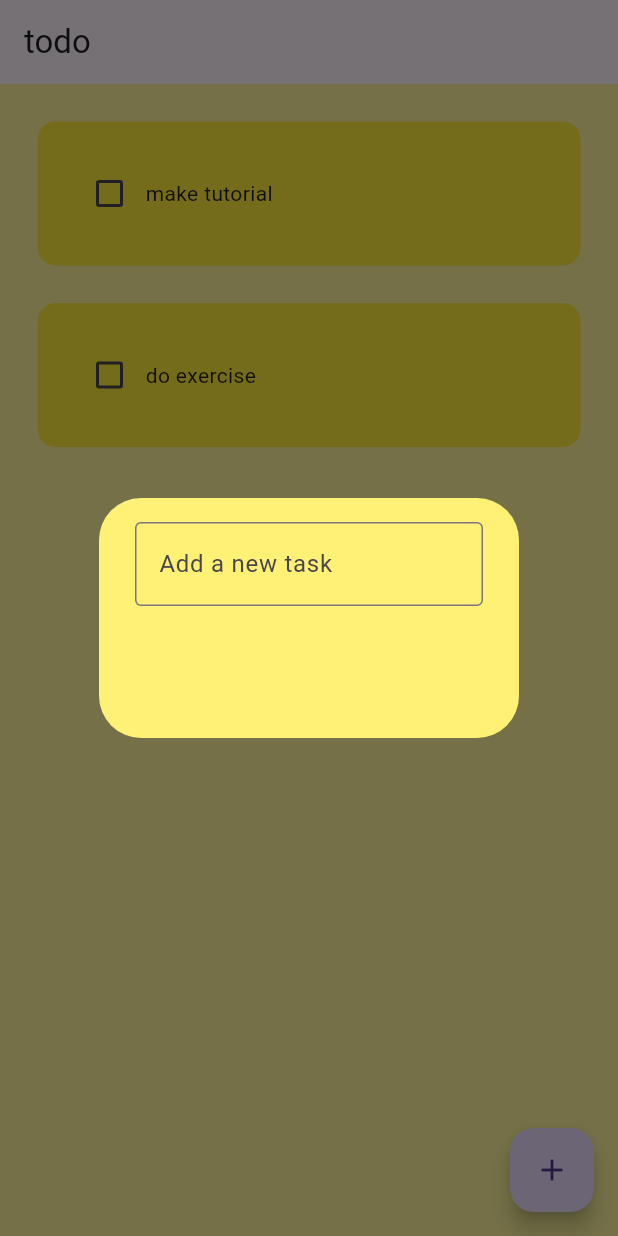
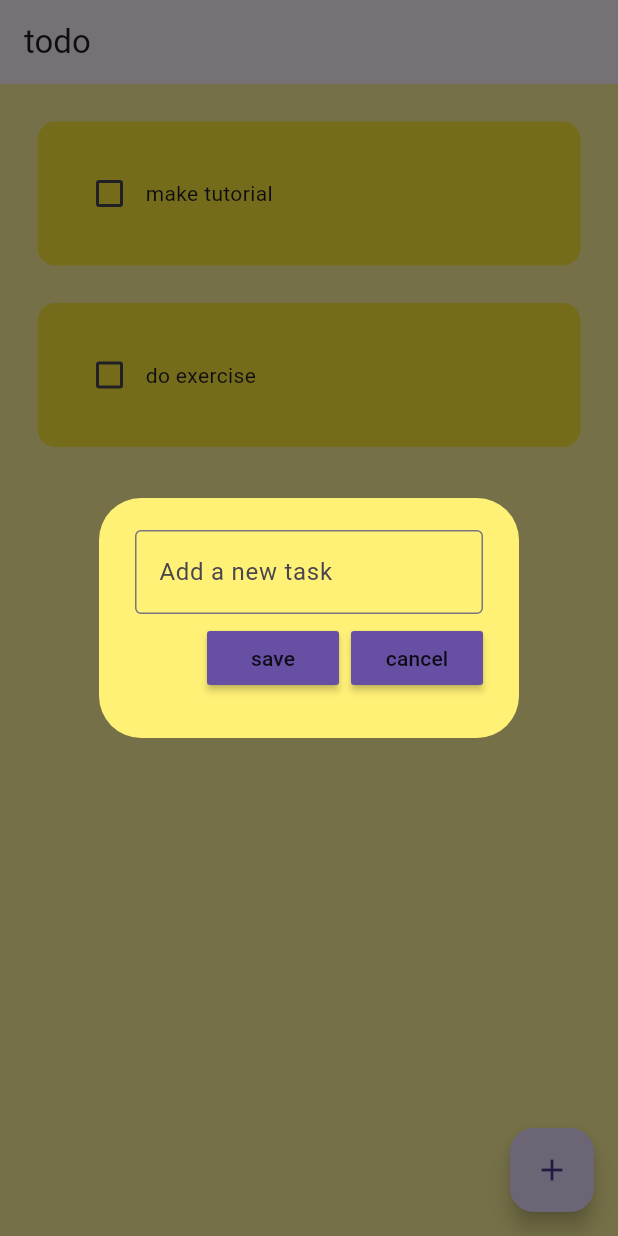
Before and after one commit to ApurbaCD/Flutter_Work_Lab_3162, a Flutter app: the screen it shows after launch, after a tap on the "add" icon, on a phone screen of 412 x 824 dp. Run offline on Flutter 3.47's test engine with Material 3 defaults, Android fonts, the phone set to English and light mode, and no system bars; drawn by our look-alikes of flutter_slidable.

Commit message:
save function added

```diff
--- a/first_app/lib/main.dart
+++ b/first_app/lib/main.dart
@@ -2,6 +2,7 @@ import 'dart:math';
 
 import 'package:flutter/material.dart';
 import 'package:flutter/widgets.dart';
+import 'package:flutter_slidable/flutter_slidable.dart';
 
 void main(){
   runApp(const MyApp());
@@ -26,6 +27,8 @@ class HomePage extends StatefulWidget {
 }
 
 class _HomePageState extends State<HomePage> {
+  // text controller
+  final  _controller = TextEditingController();
   //list of todo tasks
   List toDoList=[
     ['make tutorial',false],
@@ -37,14 +40,27 @@ class _HomePageState extends State<HomePage> {
       toDoList[index][1]=!toDoList[index][1];
     });
   }
+  // save new task
+  void saveNewTask(){
+    setState(() {
+      toDoList.add([_controller.text,false]);
+       _controller.clear();
+    });
+    Navigator.of(context).pop();
+  }
   void createNewTask(){
     showDialog(
       context: context,
       builder: (context){
-        return DialogBox();
+        return DialogBox(
+          controller: _controller ,
+          onSave: saveNewTask,
+          onCancel: () => Navigator.of(context).pop(),
+        );
       },
       );
   }
+
 
   @override
   Widget build(BuildContext context) {
@@ -65,6 +81,7 @@ class _HomePageState extends State<HomePage> {
           return ToDoList(taskName: toDoList[index][0],
           taskCompleted: toDoList[index][1],
           onChange: (value)=>checkboxchanged(value,index),
+          deleteFunction: (context)=> deleteTask(),
           );
         },
       )
@@ -76,17 +93,30 @@ class ToDoList extends StatelessWidget {
   final String taskName;
   final bool taskCompleted;
   Function(bool?)? onChange;
+  Function(BuildContext)? deleteFunction;
 
   ToDoList({
     super.key,
     required this.taskName,
     required this.taskCompleted,
     required this.onChange,
+    required this.deleteFunction,
     });
 
   Widget build(BuildContext context){
     return Padding(
       padding: const EdgeInsets.only(left: 25.0,right: 25.0,top: 25.0),
+      child: Slidable(
+        endActionPane: ActionPane(
+          motion: StretchMotion(),
+          children: [
+            SlidableAction(
+              onPressed: deleteFunction,
+              icon:Icons.delete,
+              backgroundColor: Colors.red.shade300,
+              )
+          ],
+        ),
         child: Container(
           padding: EdgeInsets.all(24),
           decoration: BoxDecoration(
@@ -109,11 +139,15 @@ class ToDoList extends StatelessWidget {
             ],
           ),
         ),
+      ),
     );
   }
 }
  class DialogBox extends StatelessWidget{
-  const DialogBox({super.key});
+  final controller;
+  VoidCallback onSave;
+  VoidCallback onCancel;
+  DialogBox({super.key,required this.controller,required this.onSave,required this.onCancel});
   @override
   Widget build(BuildContext context) {
     return AlertDialog(
@@ -121,14 +155,22 @@ class ToDoList extends StatelessWidget {
       content:Container(
         height: 120,
         child: Column(
+          mainAxisAlignment: MainAxisAlignment.spaceEvenly,
           children: [
             TextField(
+                controller: controller,
                 decoration: InputDecoration(
                 border:OutlineInputBorder(),
                 hintText: 'Add a new task',
                 ),
             ),
-            Row(children: [
+            //button -> save + cancle
+            Row(
+              mainAxisAlignment: MainAxisAlignment.end,
+              children: [
+              MyButton(text: 'save', onPressed:onSave),
+              const SizedBox(width: 8),
+              MyButton(text: 'cancel', onPressed:onCancel),
 
             ],)
           ],
@@ -148,6 +190,10 @@ class MyButton extends StatelessWidget{
     });
   @override
   Widget build(BuildContext context) {
-    return Container();
+    return MaterialButton(
+      onPressed: onPressed,
+      color: Theme.of(context).primaryColor,
+      child: Text(text),
+    );
   }
 }
--- a/first_app/pubspec.yaml
+++ b/first_app/pubspec.yaml
@@ -35,6 +35,7 @@ dependencies:
   # The following adds the Cupertino Icons font to your application.
   # Use with the CupertinoIcons class for iOS style icons.
   cupertino_icons: ^1.0.6
+  flutter_slidable: ^1.2.0
 
 dev_dependencies:
   flutter_test:
```
Also changed, not shown: first_app/pubspec.lock. Lines whose indentation alone changed are shown as unchanged.
